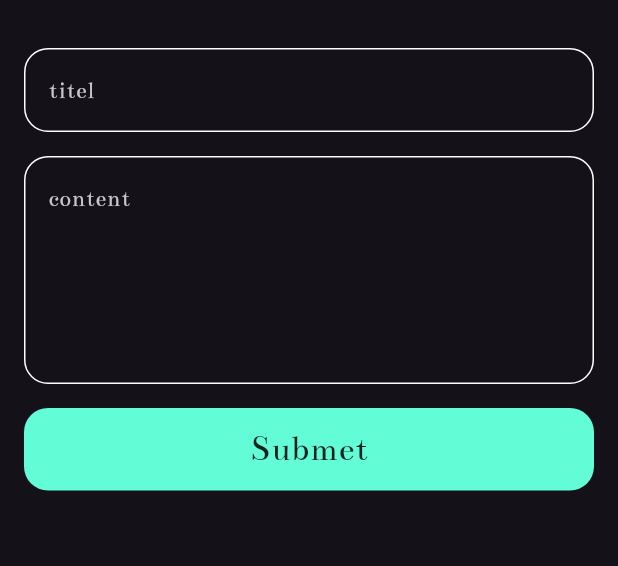
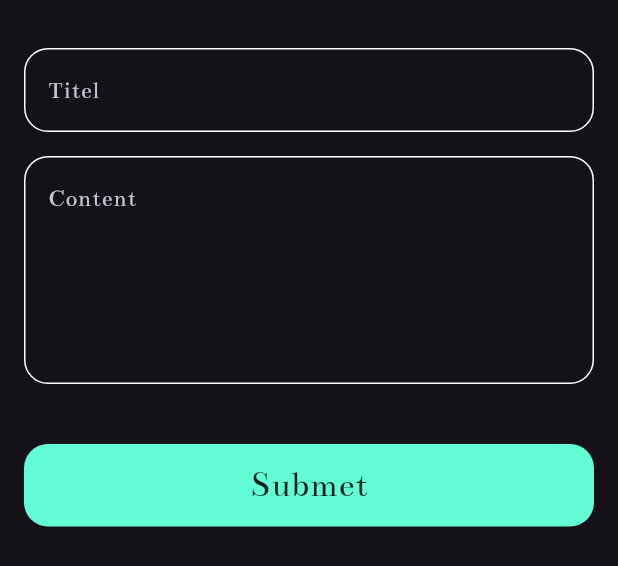
Before and after one commit to saadriia/Notes_App, a Flutter app: the AddNoteButtonSheat widget shown alone on an empty page, opened directly, on a phone screen of 412 x 824 dp. Shown: the top 566 px of the screen. Run offline on Flutter 3.47's test engine with Material 3 defaults, Android fonts, the phone set to English and light mode, and no system bars; our stand-ins replace font_awesome_flutter.

Commit message:
finish button sheet

```diff
--- a/lib/view/widgets/Add_note_ButtonSheet.dart
+++ b/lib/view/widgets/Add_note_ButtonSheet.dart
@@ -1,6 +1,8 @@
 import 'package:flutter/material.dart';
 import 'package:notes_app/view/widgets/Constants.dart';
 import 'package:notes_app/view/widgets/Custom_TexetField.dart';
+
+import 'custom_Button.dart';
 
 
 class AddNoteButtonSheat extends StatelessWidget {
@@ -8,48 +10,27 @@ class AddNoteButtonSheat extends StatelessWidget {
 
   @override
   Widget build(BuildContext context) {
-    return const Padding(
+    return  const Padding(
       padding:  EdgeInsets.symmetric(horizontal:16 ),
+      child:    SingleChildScrollView(
         child: Column(
           children: [
             SizedBox(
               height: 32,
             ),
             CustomTexetField(
-              hint: 'titel',
+                hint: 'Titel',
 
             ),
             SizedBox(height: 16,),
               CustomTexetField(
-              hint: 'content',
+                hint: 'Content',
                 maxLines: 5, ),
-                        SizedBox(height: 16,),
+                          SizedBox(height: 40,),
 
                 customButton()
           ],
         ),
-    );
-  }
-}
-class customButton extends StatelessWidget {
-  const customButton({super.key});
-
-  @override
-  Widget build(BuildContext context) {
-    return Container(
-      width: MediaQuery.of(context).size.width,
-      height: 55,
-      decoration: BoxDecoration(
-        borderRadius: BorderRadius.circular(16),
-        color: kPrimaryColor,),
-
-       child: Center(
-        child: Text('Submet', style:
-         TextStyle(
-          color: Colors.black87,
-          fontSize: 24,
-
-        ), ),
       ),
     );
   }
--- /dev/null
+++ b/lib/view/widgets/custom_Button.dart
@@ -0,0 +1,28 @@
+import 'package:flutter/material.dart';
+
+import 'Constants.dart';
+
+
+class customButton extends StatelessWidget {
+  const customButton({super.key});
+
+  @override
+  Widget build(BuildContext context) {
+    return Container(
+      width: MediaQuery.of(context).size.width,
+      height: 55,
+      decoration: BoxDecoration(
+        borderRadius: BorderRadius.circular(16),
+        color: kPrimaryColor,),
+
+       child: Center(
+        child: Text('Submet', style:
+         TextStyle(
+          color: Colors.black87,
+          fontSize: 24,
+
+        ), ),
+      ),
+    );
+  }
+}
```
Lines whose indentation alone changed are shown as unchanged.
